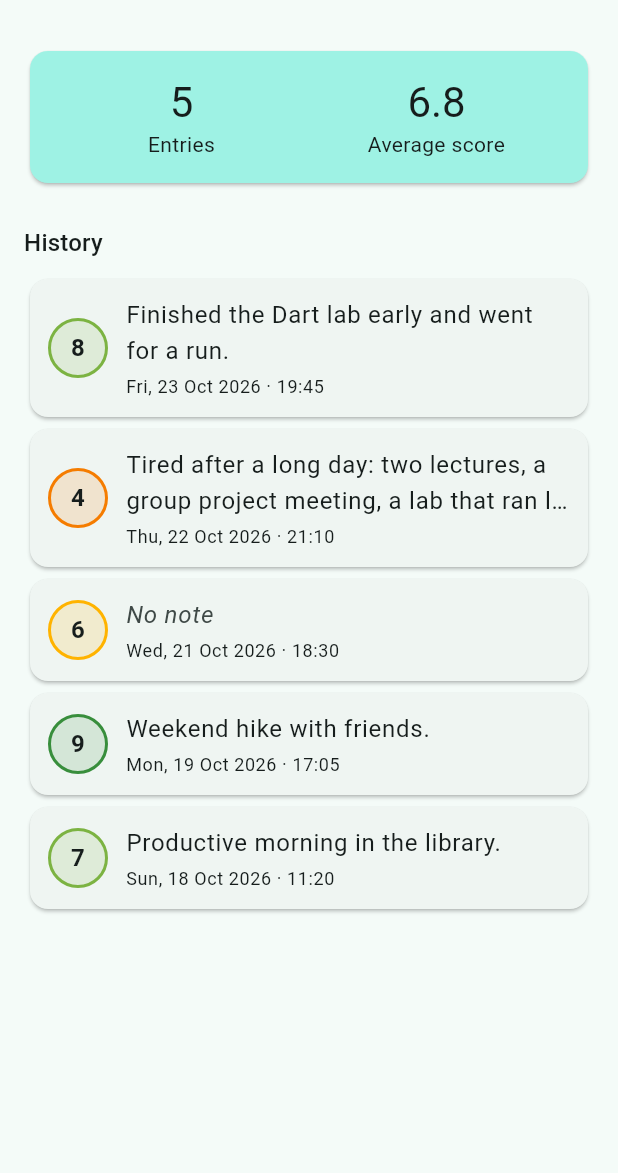
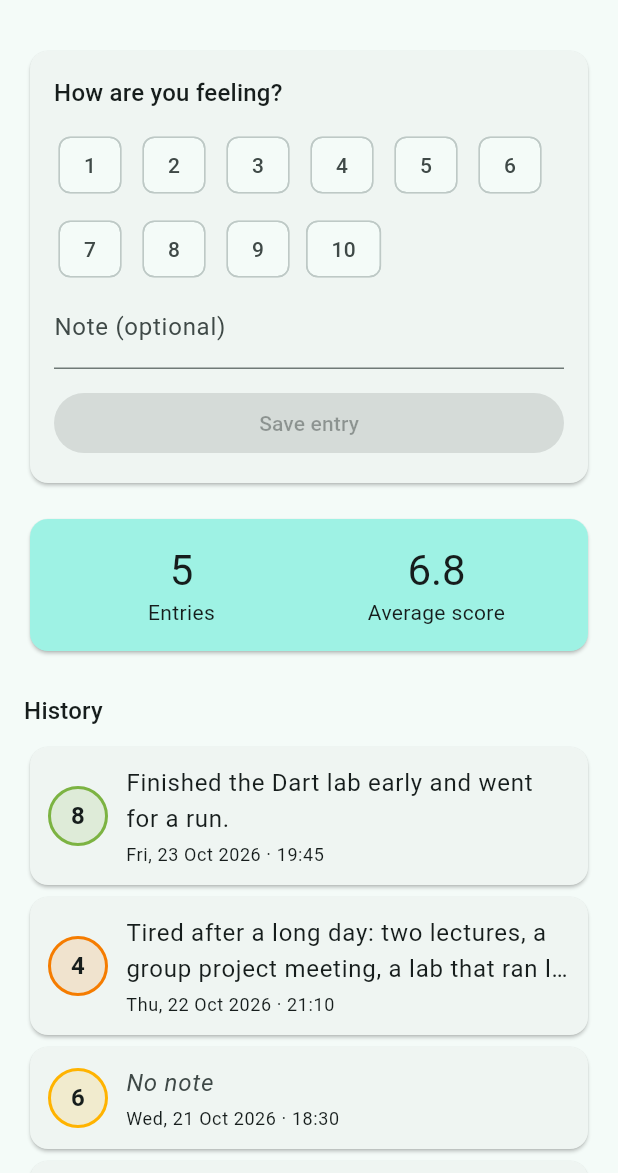
Before and after one commit to MiguelRamosAGH/mood-tracker-lab4, a Flutter app: the screen it shows after launch, on a phone screen of 412 x 824 dp, the part 63-1236 px from its top. Run offline on Flutter 3.47's test engine with Material 3 defaults, Android fonts, the phone set to English and light mode, and no system bars.

Commit message:
before AI agents
Co-authored-by: Copilot <223556219+Copilot@users.noreply.github.com>

```diff
--- a/lib/main.dart
+++ b/lib/main.dart
@@ -15,7 +15,7 @@ class MoodTrackerApp extends StatelessWidget {
     return MaterialApp(
       title: 'Mood Tracker',
       theme: ThemeData(colorSchemeSeed: Colors.teal),
-      home: HomeScreen(entries: sampleEntries),
+      home: HomeScreen(initialEntries: sampleEntries),
     );
   }
 }
--- a/lib/screens/home_screen.dart
+++ b/lib/screens/home_screen.dart
@@ -3,6 +3,7 @@ import 'package:flutter/material.dart';
 import '../models/mood_entry.dart';
 import '../widgets/mood_card.dart';
 import '../widgets/mood_summary.dart';
+import '../widgets/mood_entry_form.dart';
 
 /// The home screen: a summary card followed by the history of entries.
 ///
@@ -19,10 +20,29 @@ import '../widgets/mood_summary.dart';
 ///   4. Pass _addEntry to the form's onSubmit, and build the summary and
 ///      the cards from _entries.
 ///   Then save an entry: do the history and the average both update?
-class HomeScreen extends StatelessWidget {
-  const HomeScreen({super.key, required this.entries});
+class HomeScreen extends StatefulWidget {
+  const HomeScreen({super.key, required this.initialEntries});
 
-  final List<MoodEntry> entries;
+  final List<MoodEntry> initialEntries;
+
+  @override
+  State<HomeScreen> createState() => _HomeScreenState();
+}
+
+class _HomeScreenState extends State<HomeScreen> {
+  late final List<MoodEntry> _entries;
+
+  @override
+  void initState() {
+    super.initState();
+    _entries = List.of(widget.initialEntries);
+  }
+
+  void _addEntry(MoodEntry entry) {
+    setState(() {
+      _entries.insert(0, entry);
+    });
+  }
 
   @override
   Widget build(BuildContext context) {
@@ -41,11 +61,16 @@ class HomeScreen extends StatelessWidget {
                 //   (add: import '../widgets/mood_entry_form.dart';)
                 //   HomeScreen is stateless, yet the form inside it will
                 //   remember a selection. Where does that state live?
-                MoodSummary(entries: entries),
+
+                MoodEntryForm(onSubmit: _addEntry),
+                const SizedBox(height: 16),
+
+                MoodSummary(entries: _entries),
                 const SizedBox(height: 24),
+
                 Text('History', style: Theme.of(context).textTheme.titleMedium),
                 const SizedBox(height: 8),
-                for (final entry in entries) MoodCard(entry: entry),
+                for (final entry in _entries) MoodCard(entry: entry),
               ],
             ),
           ),
@@ -53,4 +78,5 @@ class HomeScreen extends StatelessWidget {
       ),
     );
   }
+
 }
--- a/lib/widgets/mood_entry_form.dart
+++ b/lib/widgets/mood_entry_form.dart
@@ -18,17 +18,39 @@ class MoodEntryForm extends StatefulWidget {
 
 class _MoodEntryFormState extends State<MoodEntryForm> {
   // TODO 1.3: Declare the selected score. It starts with nothing selected:
-  //   int? _score;
+
+    int? _score;
 
   // TODO 2.1: Declare a TextEditingController for the note. Override
   //   dispose() and call _noteController.dispose() before super.dispose().
   //   Why does a controller need disposing when an int does not?
+
+    final _noteController = TextEditingController();
+
+    @override
+    void dispose(){
+      _noteController.dispose();
+      super.dispose();
+  }
 
   // TODO 2.3: Write a _save() method that:
   //   1. creates a MoodEntry with the selected score, the trimmed note
   //      (or null if the trimmed note is empty) and DateTime.now()
   //   2. passes the entry to widget.onSubmit
   //   3. clears the form: no score selected and an empty note
+  void _save(){
+    final text = _noteController.text.trim();
+    final  entry = MoodEntry(score: _score!, createdAt: DateTime.now(), note: text==''? null : text );
+
+    widget.onSubmit(entry);
+
+    setState(() {
+      _score=null;
+      _noteController.clear();
+    });
+
+  }
+
 
   @override
   Widget build(BuildContext context) {
@@ -46,13 +68,31 @@ class _MoodEntryFormState extends State<MoodEntryForm> {
             // TODO 1.3 (continued): Pass _score instead of null. In
             //   onChanged, store the tapped score inside setState(() { ... }).
             //   Then try it without setState. What happens, and why?
-            MoodScoreSelector(selectedScore: null, onChanged: (_) {}),
+            MoodScoreSelector(selectedScore: _score,
+             onChanged: (score) {
+              setState(() {
+              _score = score;
+            });
+            }),
+
             // TODO 2.2: Add a TextField for the note that uses your
             //   controller, labelled 'Note (optional)' (InputDecoration).
-            //
+
+            TextField(
+              controller: _noteController,
+              decoration: InputDecoration(
+                labelText: 'Note (optional)'
+              ),
+            ),
+
+
             // TODO 2.3 (continued): Add a FilledButton labelled 'Save entry'
             //   that calls _save. While no score is selected, pass
             //   onPressed: null so that the button is disabled.
+
+            const SizedBox(height: 12),
+            FilledButton(onPressed: _score==null? null : _save, child: const Text('Save entry')),
+
           ],
         ),
       ),
--- a/lib/widgets/mood_score_selector.dart
+++ b/lib/widgets/mood_score_selector.dart
@@ -29,6 +29,19 @@ class MoodScoreSelector extends StatelessWidget {
     //   Wrap for a Row and run the app on a narrow phone. What happens?
     //   Hint: a for loop inside the list literal:
     //     for (var score = 1; score <= 10; score++) ChoiceChip(...)
-    return const Text('Scores 1-10 go here');
+
+
+    return Wrap(
+      spacing:  8,
+      runSpacing: 8,
+      children: [
+        for (var score = 1; score <= 10; score++)
+          ChoiceChip(
+            label: Text('$score'),
+            selected: selectedScore == score,
+            onSelected: (_) => onChanged(score),
+            )
+      ],
+    );
   }
 }
```
Also changed, not shown: 1 other file.
